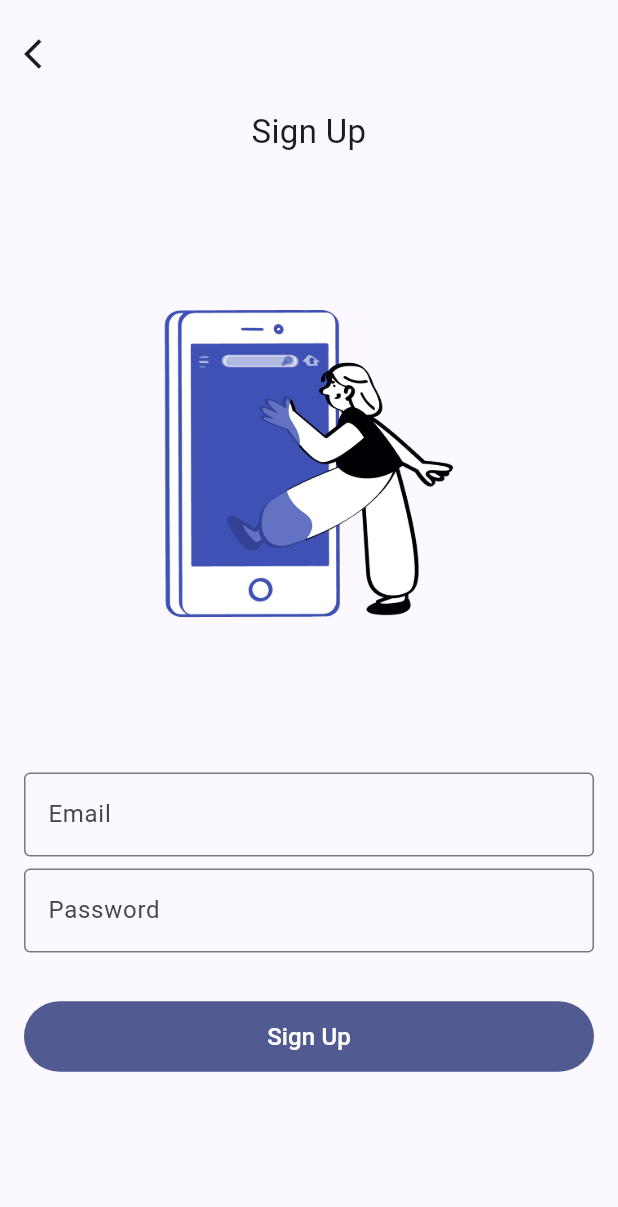
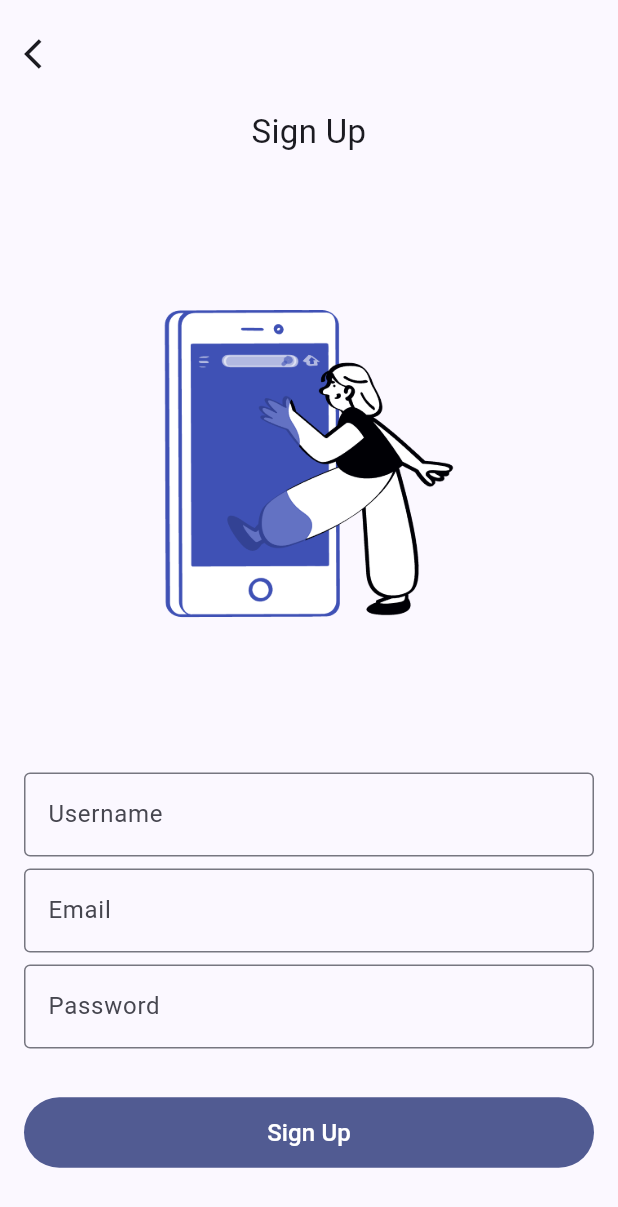
Before and after one commit to water-mizuu/scale_up, a Flutter app: the SignUpPage screen opened by its route, after a tap on "Sign Up", on a phone screen of 412 x 824 dp. Shown: the top 1207 px of the screen. Run offline on Flutter 3.47's test engine with Material 3 defaults, Android fonts, the phone set to English and light mode, and no system bars; our stand-ins replace bloc, firebase_auth, firebase_core, flutter_bloc, fluttertoast, go_router; missing offline and left inert: window_manager; accounts and stored records are empty.

Commit message:
Firebase login & Signup

```diff
--- a/lib/presentation/bloc/Authentication/authentication_state.dart
+++ b/lib/presentation/bloc/Authentication/authentication_state.dart
@@ -9,7 +9,7 @@ class AuthenticationState {
   final AuthenticationStatus status;
   final String? emailError;
   final String? passwordError;
-  final User? user;
+  // final User? user;
   final int carouselPosition;
 
   AuthenticationState({
@@ -19,11 +19,14 @@ class AuthenticationState {
     this.emailError,
     this.passwordError,
     this.status = AuthenticationStatus.unknown,
-    this.user,
+    // this.user,
     this.carouselPosition = 0,
   });
   bool get isValid =>
-      emailError == null && passwordError == null && email.isNotEmpty && password.isNotEmpty;
+      emailError == null &&
+      passwordError == null &&
+      email.isNotEmpty &&
+      password.isNotEmpty;
 
   AuthenticationState copyWith({
     String? email,
@@ -32,7 +35,7 @@ class AuthenticationState {
     String? passwordError,
     bool? isSubmitting,
     AuthenticationStatus? status,
-    User? user,
+    // User? user,
     int? carouselPosition,
   }) {
     return AuthenticationState(
@@ -42,7 +45,7 @@ class AuthenticationState {
       passwordError: passwordError,
       isSubmitting: isSubmitting ?? this.isSubmitting,
       status: status ?? this.status,
-      user: user ?? this.user,
+      // user: user ?? this.user,
       carouselPosition: carouselPosition ?? this.carouselPosition,
     );
   }
--- /dev/null
+++ b/lib/presentation/bloc/SignUpPage/signup_page_bloc.dart
@@ -0,0 +1,46 @@
+import 'package:flutter_bloc/flutter_bloc.dart';
+import 'package:scale_up/data/repositories/authentication/authentication_repository.dart';
+import 'package:scale_up/firebase_auth/firebase_authentication.dart';
+
+part 'signup_page_state.dart';
+part 'signup_page_event.dart';
+
+class SignupPageBloc extends Bloc<SignupPageEvent, SignupPageState> {
+  SignupPageBloc({required AuthenticationRepositoryImpl repository})
+      : super(const SignupPageState()) {
+    on<SignupPageUsernameChanged>(_onUsernameChanged);
+    on<SignupPagePasswordChanged>(_onPasswordChanged);
+    on<SignupPageEmailChanged>(_onEmailChanged);
+    on<SignupButtonPressed>(_onButtonPressed);
+  }
+
+  void _onUsernameChanged(SignupPageUsernameChanged event, Emitter emit) {
+    final username = event.username;
+    emit(state.copyWith(username: username));
+  }
+
+  void _onPasswordChanged(SignupPagePasswordChanged event, Emitter emit) {
+    final password = event.password;
+    emit(state.copyWith(password: password));
+  }
+
+  void _onEmailChanged(SignupPageEmailChanged event, Emitter emit) {
+    final email = event.email;
+    emit(state.copyWith(email: email));
+  }
+
+  Future<void> _onButtonPressed(SignupButtonPressed event, Emitter emit) async {
+    final password = state.password;
+    if (password.length < 6) {
+      emit(state.copyWith(
+          errorMessage: "Password must be at least 6 characters"));
+    } else {
+      try {
+        await UserAuth().signup(email: state.email, password: state.password);
+        emit(state.copyWith(successMessage: "Signup successful"));
+      } catch (e) {
+        emit(state.copyWith(errorMessage: "Signup failed: ${e.toString()}"));
+      }
+    }
+  }
+}
--- /dev/null
+++ b/lib/presentation/bloc/SignUpPage/signup_page_event.dart
@@ -0,0 +1,20 @@
+part of 'signup_page_bloc.dart';
+
+sealed class SignupPageEvent {}
+
+class SignupPageUsernameChanged extends SignupPageEvent {
+  final String username;
+  SignupPageUsernameChanged(this.username);
+}
+
+class SignupPagePasswordChanged extends SignupPageEvent {
+  final String password;
+  SignupPagePasswordChanged(this.password);
+}
+
+class SignupPageEmailChanged extends SignupPageEvent {
+  final String email;
+  SignupPageEmailChanged(this.email);
+}
+
+class SignupButtonPressed extends SignupPageEvent {}
--- /dev/null
+++ b/lib/presentation/bloc/SignUpPage/signup_page_state.dart
@@ -0,0 +1,33 @@
+part of 'signup_page_bloc.dart';
+
+class SignupPageState {
+  final String username;
+  final String password;
+  final String email;
+  final String errorMessage;
+  final String successMessage;
+
+  const SignupPageState({
+    this.username = '',
+    this.password = '',
+    this.email = '',
+    this.errorMessage = '',
+    this.successMessage = '',
+  });
+
+  SignupPageState copyWith({
+    String? username,
+    String? password,
+    String? email,
+    String? errorMessage,
+    String? successMessage,
+  }) {
+    return SignupPageState(
+      username: username ?? this.username,
+      password: password ?? this.password,
+      email: email ?? this.email,
+      errorMessage: errorMessage ?? this.errorMessage,
+      successMessage: successMessage ?? this.successMessage,
+    );
+  }
+}
--- a/lib/presentation/views/authentication/sign_up_page.dart
+++ b/lib/presentation/views/authentication/sign_up_page.dart
@@ -1,5 +1,8 @@
 import 'package:flutter/material.dart';
+import 'package:flutter_bloc/flutter_bloc.dart';
+import 'package:scale_up/presentation/bloc/SignUpPage/signup_page_bloc.dart';
 import 'package:scale_up/presentation/router/app_router.dart';
+//import 'package:scale_up/firebase_auth/firebase_authentication.dart';
 
 class SignUpPage extends StatelessWidget {
   const SignUpPage({super.key});
@@ -9,7 +12,8 @@ class SignUpPage extends StatelessWidget {
     return Scaffold(
         appBar: AppBar(
           leading: Padding(
-            padding: const EdgeInsets.symmetric(vertical: 16.0, horizontal: 8.0),
+            padding:
+                const EdgeInsets.symmetric(vertical: 16.0, horizontal: 8.0),
             child: SizedBox(
               height: 24.0,
               child: IconButton(
@@ -75,6 +79,7 @@ class SignUpFieldGroup extends StatelessWidget {
       child: Column(
         spacing: 8.0,
         children: [
+          SignUpUsernameField(),
           SignUpEmailField(),
           SignUpPasswordField(),
         ],
@@ -89,10 +94,27 @@ class SignUpEmailField extends StatelessWidget {
   @override
   Widget build(BuildContext context) {
     return TextFormField(
-        onChanged: (value) => {},
+        onChanged: (value) =>
+            context.read<SignupPageBloc>().add(SignupPageEmailChanged(value)),
         decoration: InputDecoration(
           border: OutlineInputBorder(),
           label: Text('Email'),
+        ));
+  }
+}
+
+class SignUpUsernameField extends StatelessWidget {
+  const SignUpUsernameField({super.key});
+
+  @override
+  Widget build(BuildContext context) {
+    return TextFormField(
+        onChanged: (value) => context
+            .read<SignupPageBloc>()
+            .add(SignupPageUsernameChanged(value)),
+        decoration: InputDecoration(
+          border: OutlineInputBorder(),
+          label: Text('Username'),
         ));
   }
 }
@@ -103,7 +125,9 @@ class SignUpPasswordField extends StatelessWidget {
   @override
   Widget build(BuildContext context) {
     return TextFormField(
-        onChanged: (value) => {},
+        onChanged: (value) => context
+            .read<SignupPageBloc>()
+            .add(SignupPagePasswordChanged(value)),
         decoration: InputDecoration(
           border: OutlineInputBorder(),
           label: Text('Password'),
@@ -120,7 +144,8 @@ class SignUpButton extends StatelessWidget {
       children: [
         Expanded(
           child: FilledButton(
-              onPressed: () {},
+              onPressed: () =>
+                  context.read<SignupPageBloc>().add(SignupButtonPressed()),
               child: Padding(
                 padding: EdgeInsets.all(12.0),
                 child: Text(
--- a/pubspec.yaml
+++ b/pubspec.yaml
@@ -39,6 +39,9 @@ dependencies:
     window_manager: ^0.4.3
     provider: ^6.1.2
     flutter_bloc: ^9.1.0
+    firebase_core: ^3.12.1
+    fluttertoast: ^8.2.12
+    firebase_auth: ^5.5.1
 
 dev_dependencies:
     flutter_test:
```
Also changed, not shown: lib/app.dart (+7 -1 lines), lib/firebase_auth/firebase_authentication.dart (added, +55 -0 lines), lib/main.dart (+7 -0 lines), lib/presentation/bloc/Authentication/authentication_bloc.dart (+12 -5 lines), firebase.json (added), lib/firebase_options.dart (added), pubspec.lock, 10 other files.
